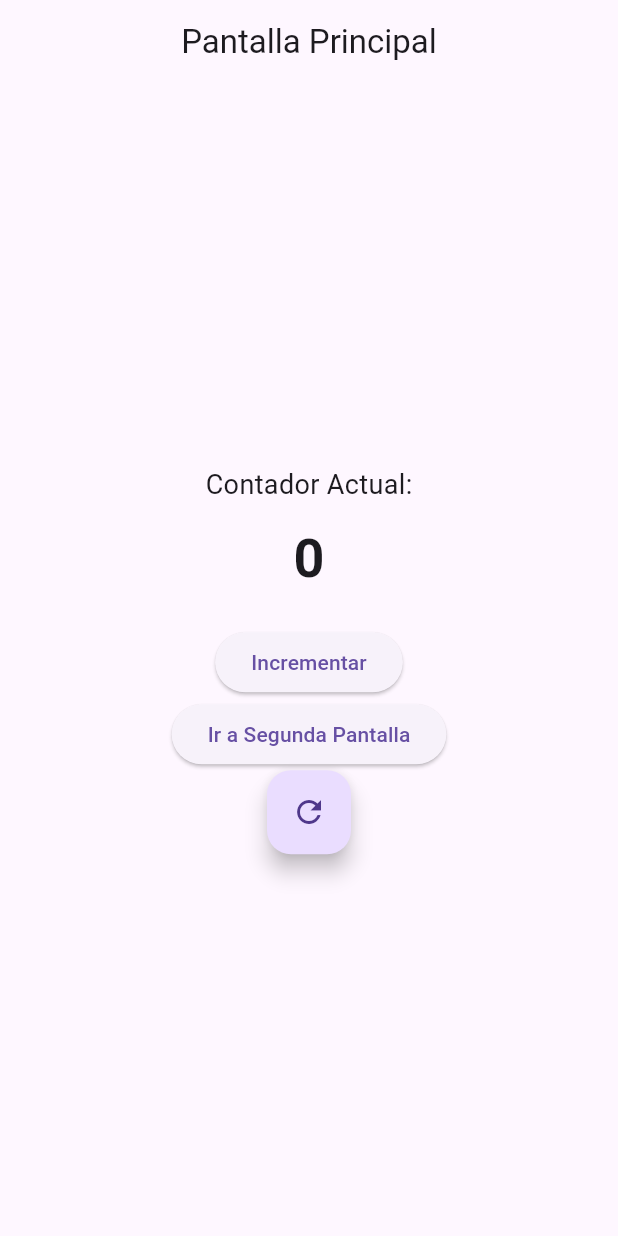
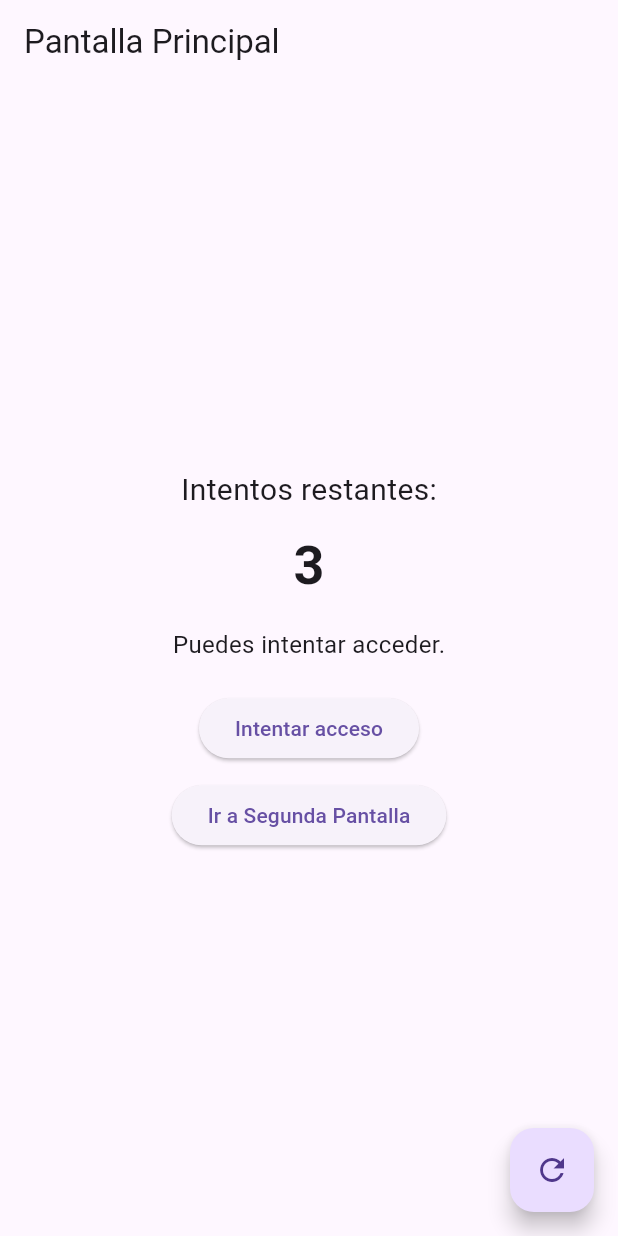
Before and after one commit to RainBWP/gearmoney, a Flutter app: the screen it shows after launch, on a phone screen of 412 x 824 dp. Run offline on Flutter 3.47's test engine with Material 3 defaults, Android fonts, the phone set to English and light mode, and no system bars.

Commit message:
Actividad 4 upload

```diff
--- a/lib/main.dart
+++ b/lib/main.dart
@@ -10,11 +10,8 @@ class MyApp extends StatelessWidget {
   @override
   Widget build(BuildContext context) {
     return MaterialApp(
-            title: 'Flutter Basico',
+      title: 'Control de Acceso',
       debugShowCheckedModeBanner: false,
-            theme: ThemeData(
-                primarySwatch: Colors.blue,
-            ),
       home: const HomePage(),
     );
   }
@@ -28,99 +25,99 @@ class HomePage extends StatefulWidget {
 }
 
 class _HomePageState extends State<HomePage> {
-    int contador = 0;
+  int intentosRestantes = 3;
+
+  String get mensajeEstado {
+    if (intentosRestantes == 0) {
+      return 'Acceso bloqueado: sin intentos.';
+    }
+    if (intentosRestantes == 1) {
+      return 'Ultimo intento disponible.';
+    }
+    return 'Puedes intentar acceder.';
+  }
+
   @override
   Widget build(BuildContext context) {
     return Scaffold(
-            appBar: AppBar(
-                title: const Text('Pantalla Principal'),
-                centerTitle: true,
-            ),
+      appBar: AppBar(title: const Text('Pantalla Principal')),
       body: Center(
         child: Column(
           mainAxisAlignment: MainAxisAlignment.center,
           children: [
-                        const Text(
-                            'Contador Actual:',
-                            style: TextStyle(fontSize: 18),
+            const Text('Intentos restantes:', style: TextStyle(fontSize: 20)),
+            const SizedBox(height: 10),
+            Text(
+              '$intentosRestantes',
+              style: const TextStyle(fontSize: 36, fontWeight: FontWeight.bold),
             ),
-
+            const SizedBox(height: 16),
+            Text(mensajeEstado, style: const TextStyle(fontSize: 16)),
+            const SizedBox(height: 20),
+            ElevatedButton(
+              onPressed: intentosRestantes > 0
+                  ? () {
+                      setState(() {
+                        intentosRestantes--;
+                      });
+                    }
+                  : null,
+              child: const Text('Intentar acceso'),
+            ),
             const SizedBox(height: 10),
-
-                        Text(
-                            '$contador',
-                            style: const TextStyle(
-                                fontSize: 36,
-                                fontWeight: FontWeight.bold,
-                            )
-                        ),
-
-                        const SizedBox(height: 20),
-
-                        ElevatedButton(onPressed: (){
-                            setState(() {
-                                contador++;
-                            });
-                        }, child: const Text('Incrementar')),
-
             ElevatedButton(
-                            onPressed: () {
+              onPressed: intentosRestantes > 0
+                  ? () {
                       Navigator.push(
                         context,
                         MaterialPageRoute(
-                                        builder: (context) => SegundaPantalla(valor: contador),
+                          builder: (context) =>
+                              SegundaPantalla(intentos: intentosRestantes),
                         ),
                       );
-                            },
+                    }
+                  : null,
               child: const Text('Ir a Segunda Pantalla'),
             ),
-                        FloatingActionButton(
-                            onPressed: (){
+          ],
+        ),
+      ),
+      floatingActionButton: FloatingActionButton(
+        onPressed: () {
           setState(() {
-                                    contador=0;
+            intentosRestantes = 3;
           });
         },
         child: const Icon(Icons.refresh),
-                        )
-                    ],
-                ),
       ),
     );
   }
 }
 
 class SegundaPantalla extends StatelessWidget {
-    final int valor;
+  final int intentos;
 
-    const SegundaPantalla({super.key, required this.valor});
+  const SegundaPantalla({super.key, required this.intentos});
 
   @override
   Widget build(BuildContext context) {
+    final String mensaje = intentos > 0
+        ? 'Aun tienes intentos disponibles.'
+        : 'Ya no tienes intentos disponibles.';
+
     return Scaffold(
-            appBar: AppBar(
-                title: const Text('Segunda Pantalla'),
-            ),
+      appBar: AppBar(title: const Text('Segunda Pantalla')),
       body: Center(
         child: Column(
           mainAxisAlignment: MainAxisAlignment.center,
           children: [
-                        const Text(
-                            'Valor recibido:',
-                            style: TextStyle(fontSize: 18),
+            Text(mensaje, style: const TextStyle(fontSize: 18)),
+            const SizedBox(height: 12),
+            Text(
+              'Intentos recibidos: $intentos',
+              style: const TextStyle(fontSize: 20, fontWeight: FontWeight.bold),
             ),
-
-                        const SizedBox(height: 10),
-
-                        Text(
-                            '$valor',
-                            style: const TextStyle(
-                                fontSize: 36,
-                                fontWeight: FontWeight.bold,
-                            ),
-                        ),
-
             const SizedBox(height: 20),
-
             ElevatedButton(
               onPressed: () {
                 Navigator.pop(context);
```
Lines whose indentation alone changed are shown as unchanged.
